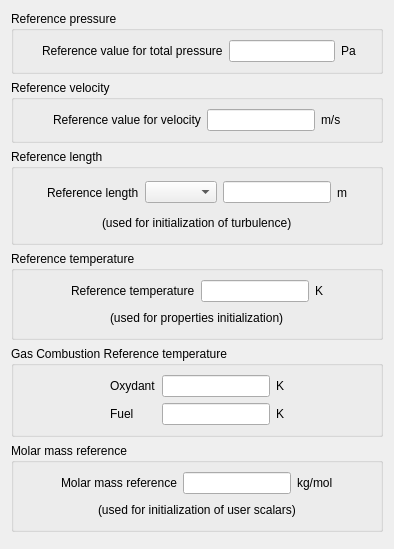
The window that gui/Pages/ReferenceValuesForm.ui (code-saturne/code_saturne) describes before a commit, drawn with Qt 5.
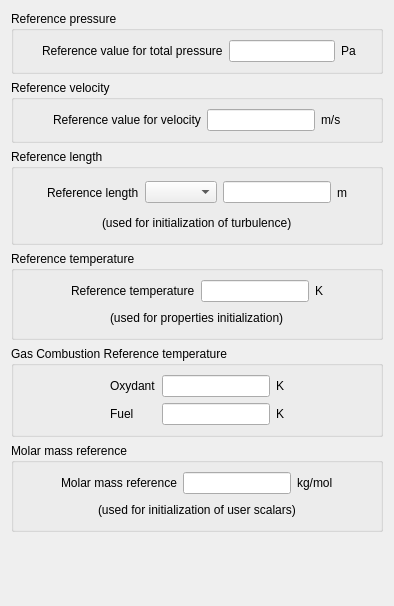
The same window after the commit.

Diff of the .ui file:
```diff
--- a/gui/Pages/ReferenceValuesForm.ui
+++ b/gui/Pages/ReferenceValuesForm.ui
@@ -7,7 +7,7 @@
     <x>0</x>
     <y>0</y>
     <width>394</width>
-    <height>549</height>
+    <height>606</height>
    </rect>
   </property>
   <property name="windowTitle">
```
Left out of the diff: 118 changed lines with no effect on the pictures.
